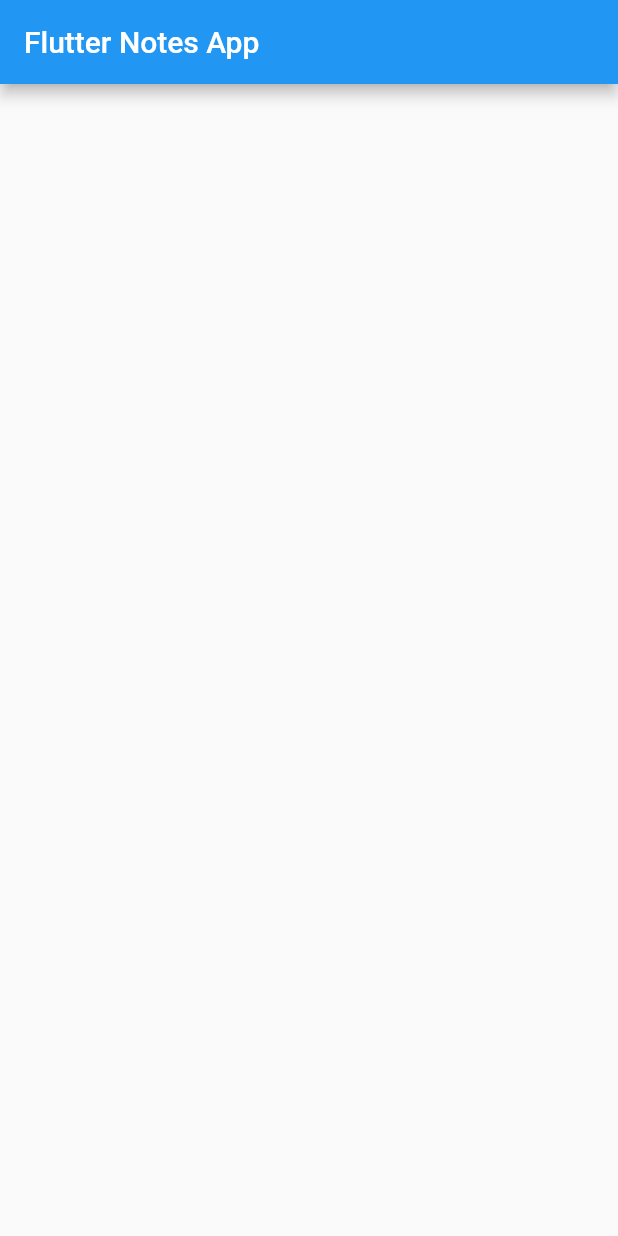
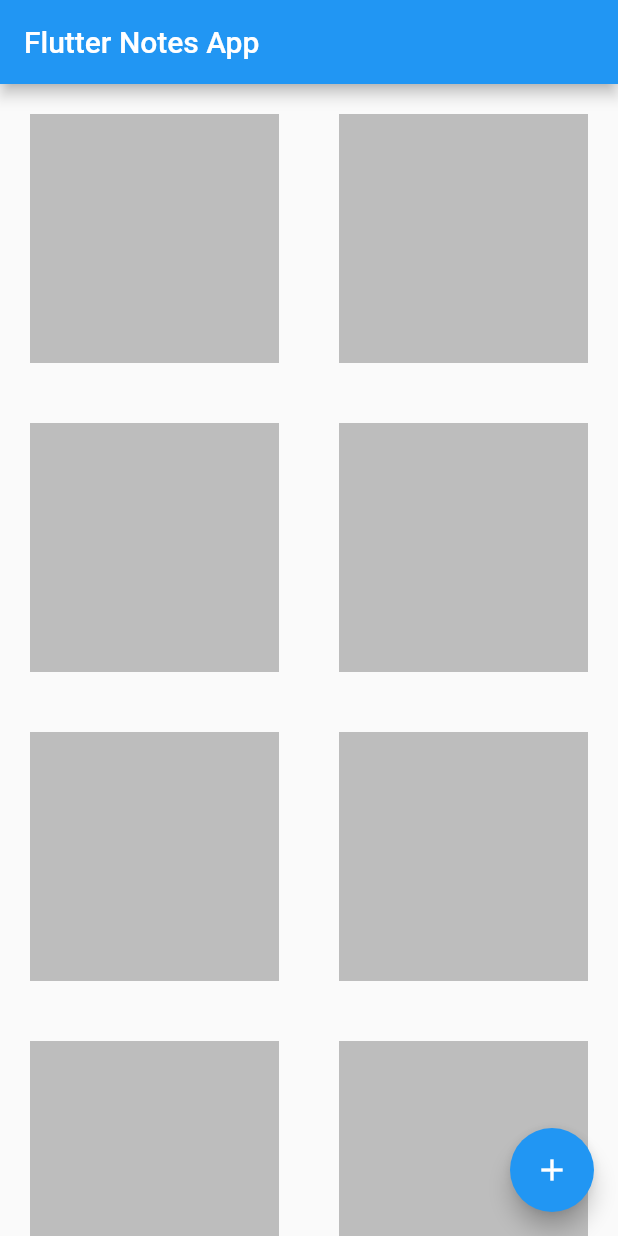
Before and after one commit to onkar-shaligram/Notes-App, a Flutter app: the screen it shows after launch, on a phone screen of 412 x 824 dp. Run offline on Flutter 3.47's test engine with Material 2 defaults, Android fonts, the phone set to English and light mode, and no system bars.

Commit message:
Basic UI

```diff
--- a/lib/main.dart
+++ b/lib/main.dart
@@ -1,4 +1,5 @@
 import 'package:flutter/material.dart';
+import 'package:notes_app/addNote.dart';
 
 void main() {
   runApp(MyApp());
@@ -36,9 +37,20 @@ class _MyHomePageState extends State<MyHomePage> {
       appBar: AppBar(
         title: Text(widget.title),
       ),
-      body: Center(
+      floatingActionButton: FloatingActionButton(child: Icon(Icons.add), onPressed: () {
+        Navigator.push(context, MaterialPageRoute(builder: (_)=>AddNote()));
+      },),
+      body: GridView.builder(
+        gridDelegate: SliverGridDelegateWithFixedCrossAxisCount(crossAxisCount: 2), // 2 rows and others are collumns.
 
-      ),
+        itemCount: 10,
+        itemBuilder: (_, index) {
+          return Container(
+            margin: EdgeInsets.all(20),
+            height: 130,
+            color: Colors.grey[400],
+          );
+        })
     );
   }
 }
--- a/pubspec.yaml
+++ b/pubspec.yaml
@@ -28,6 +28,7 @@ dependencies:
   # The following adds the Cupertino Icons font to your application.
   # Use with the CupertinoIcons class for iOS style icons.
   cupertino_icons: ^0.1.3
+  cloud_firestore: ^0.14.4
 
 dev_dependencies:
   flutter_test:
```
Also changed, not shown: lib/addNote.dart (added, +55 -0 lines), lib/editNode.dart (added), pubspec.lock.
